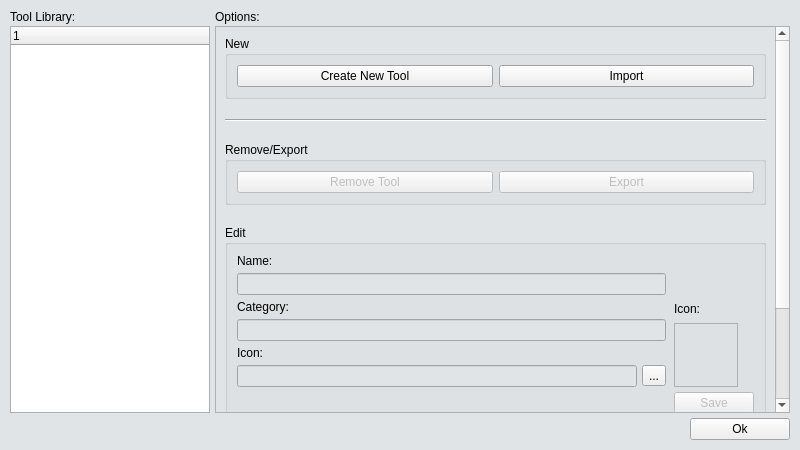
The window that app/src/toolboxsettings.ui (objectwheel/objectwheel) describes before a commit, drawn with Qt 5.
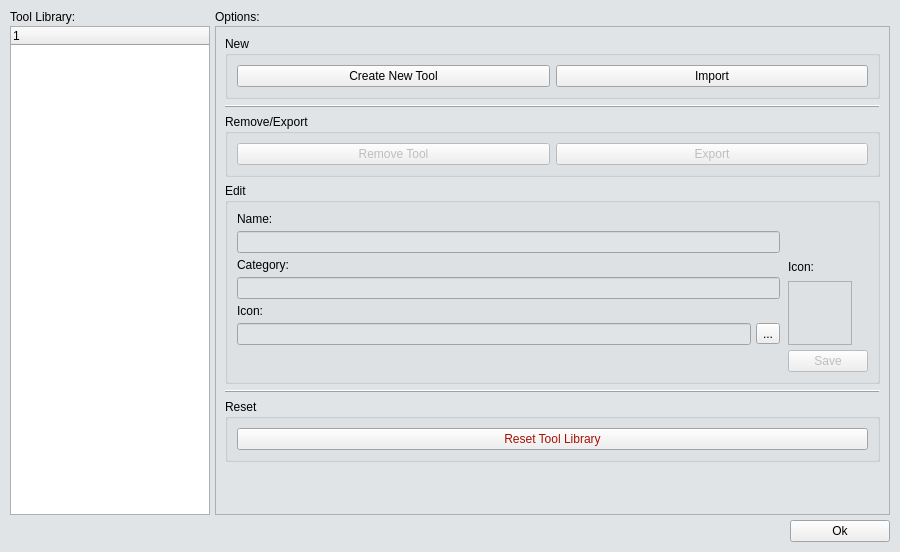
The same window after the commit. Icons and pictures are not drawn. Custom widgets are drawn as their Qt base class.

```diff
--- a/app/src/toolboxsettings.ui
+++ b/app/src/toolboxsettings.ui
@@ -9,8 +9,8 @@
    <rect>
     <x>0</x>
     <y>0</y>
-    <width>800</width>
-    <height>450</height>
+    <width>900</width>
+    <height>552</height>
    </rect>
   </property>
   <property name="palette">
@@ -174,14 +174,11 @@
          <rect>
           <x>0</x>
           <y>0</y>
-          <width>554</width>
-          <height>505</height>
+          <width>669</width>
+          <height>473</height>
          </rect>
         </property>
         <layout class="QVBoxLayout" name="verticalLayout">
-         <property name="spacing">
-          <number>20</number>
-         </property>
          <item>
           <widget class="QGroupBox" name="newGroupBox">
            <property name="sizePolicy">
@@ -242,6 +239,9 @@
          </item>
          <item>
           <widget class="Line" name="line">
+           <property name="frameShadow">
+            <enum>QFrame::Raised</enum>
+           </property>
            <property name="orientation">
             <enum>Qt::Horizontal</enum>
            </property>
@@ -502,6 +502,9 @@
          </item>
          <item>
           <widget class="Line" name="line_2">
+           <property name="frameShadow">
+            <enum>QFrame::Raised</enum>
+           </property>
            <property name="orientation">
             <enum>Qt::Horizontal</enum>
            </property>
```
